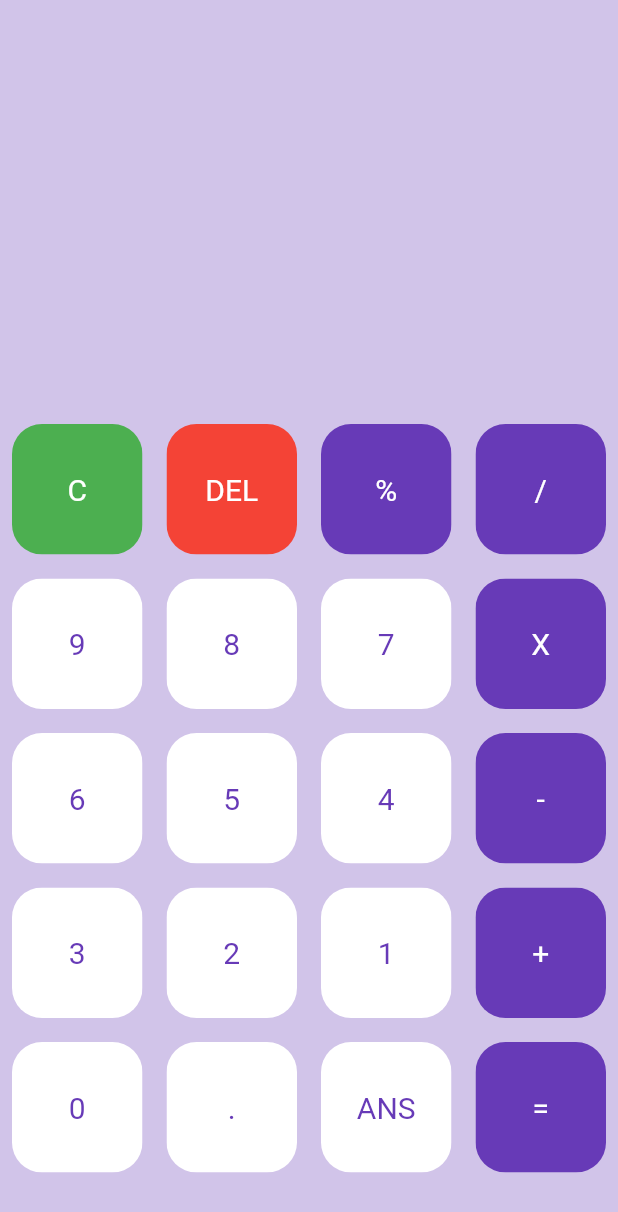
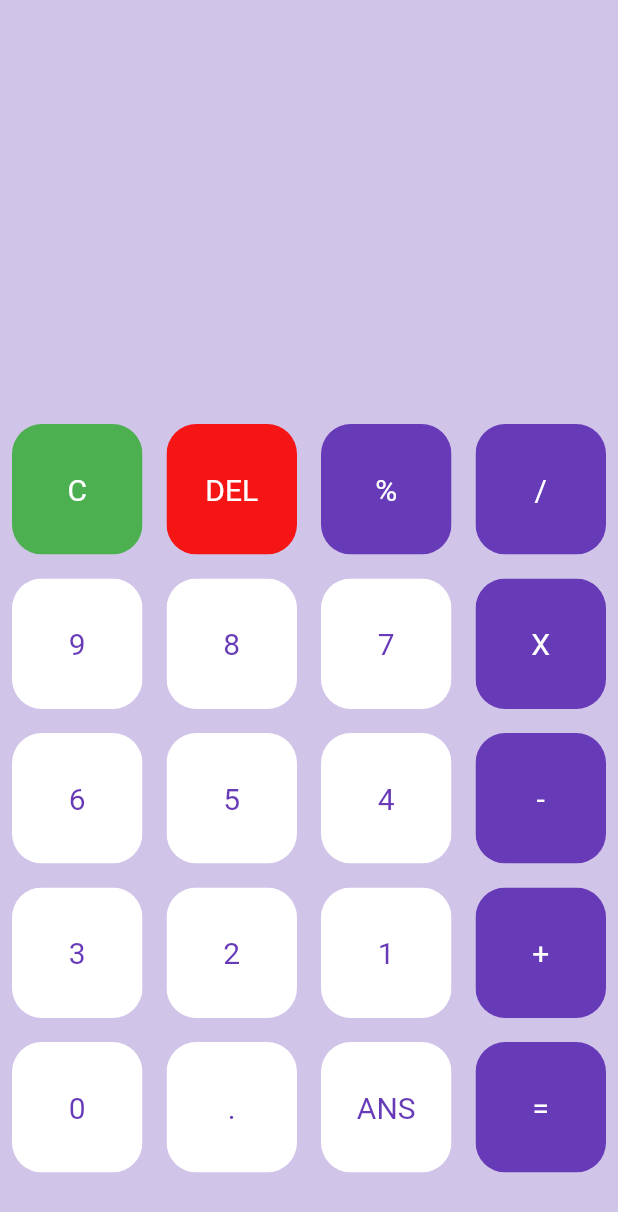
Before and after one commit to Dipayan23/calculator_app, a Flutter app: the screen it shows after launch, on a phone screen of 412 x 824 dp. Shown: the top 1212 px of the screen. Run offline on Flutter 3.47's test engine with Material 2 defaults, Android fonts, the phone set to English and light mode, and no system bars; our stand-ins replace math_expressions.

```diff
--- a/lib/main.dart
+++ b/lib/main.dart
@@ -1,5 +1,6 @@
 import 'package:calculator/buttons.dart';
 import 'package:flutter/material.dart';
+import 'package:math_expressions/math_expressions.dart';
 
 void main() {
   runApp(const MyApp());
@@ -21,16 +22,13 @@ class MyApp extends StatelessWidget {
 class HomePage extends StatefulWidget {
   const HomePage({super.key});
 
-
   @override
   State<HomePage> createState() => _HomePageState();
 }
 
 class _HomePageState extends State<HomePage> {
-
   var userQuestion = '';
   var userAnswer = '';
-
 
   final List<String> buttons = [
     'C',
@@ -73,8 +71,10 @@ class _HomePageState extends State<HomePage> {
                     padding: EdgeInsets.all(20),
                     child: Text(
                       userQuestion,
-                      style: TextStyle(fontSize: 20,color: Colors.deepPurple[900],),
-
+                      style: TextStyle(
+                        fontSize: 20,
+                        color: Colors.deepPurple[900],
+                      ),
                     ),
                     alignment: Alignment.centerLeft,
                   ),
@@ -99,29 +99,40 @@ class _HomePageState extends State<HomePage> {
                 itemBuilder: (BuildContext context, int index) {
                   if (index == 0) {
                     return MyButton(
-                      buttonTapped:(){
+                      buttonTapped: () {
                         setState(() {
-                          userQuestion='';
+                          userQuestion = '';
                         });
                       },
                       textcolor: const Color.fromARGB(255, 255, 255, 255),
                       bgcolor: Colors.green,
                       buttonText: buttons[index],
                     );
-                  } else if (index == 1) {
+                  } else if (index == buttons.length-1) {
                     return MyButton(
-                      buttonTapped: (){
+                      buttonTapped: () {
                         setState(() {
-                          userQuestion=userQuestion.substring(0,userQuestion.length-1);
+                          equalPressed();
                         });
                       },
                       textcolor: Colors.white,
-                      bgcolor: Colors.red,
+                      bgcolor: Colors.deepPurple,
+                      buttonText: buttons[index],
+                    );
+                  }
+                  else if (index == 1) {
+                    return MyButton(
+                      buttonTapped: () {setState(() {
+                        userQuestion=userQuestion.substring(0,userQuestion.length-1);
+                      });
+
+                      },
+                      textcolor: Colors.white,
+                      bgcolor: Color.fromARGB(255, 246, 21, 21),
                       buttonText: buttons[index],
                     );
                   } else {
                     return MyButton(
-
                       buttonTapped: () {
                         setState(() {
                           userQuestion += buttons[index];
@@ -153,4 +164,15 @@ class _HomePageState extends State<HomePage> {
       return false;
     }
   }
+
+  void equalPressed() {
+    String finalQuestion=userQuestion;
+    finalQuestion=finalQuestion.replaceAll('x','*');
+  Parser s = Parser();
+  Expression exp = s.parse(finalQuestion);
+    ContextModel cm = ContextModel();
+    double eval = exp.evaluate(EvaluationType.REAL, cm);
+    userAnswer=eval.toString();
+
+  }
 }
--- a/pubspec.yaml
+++ b/pubspec.yaml
@@ -35,6 +35,8 @@ dependencies:
   # The following adds the Cupertino Icons font to your application.
   # Use with the CupertinoIcons class for iOS style icons.
   cupertino_icons: ^1.0.2
+  math_expressions: ^2.4.0
+
 
 dev_dependencies:
   flutter_test:
```
Also changed, not shown: pubspec.lock.
